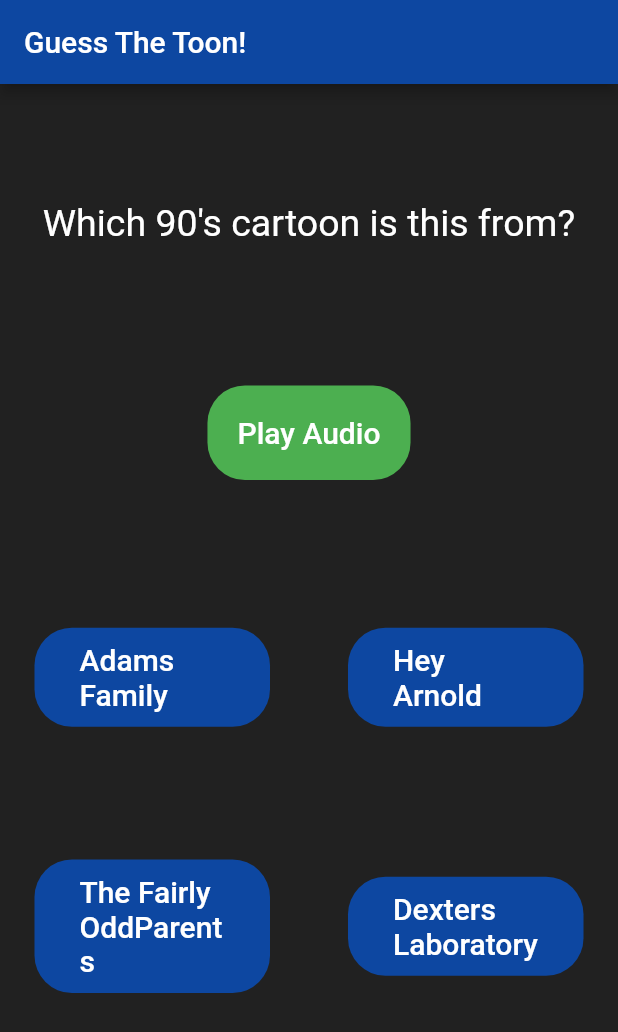
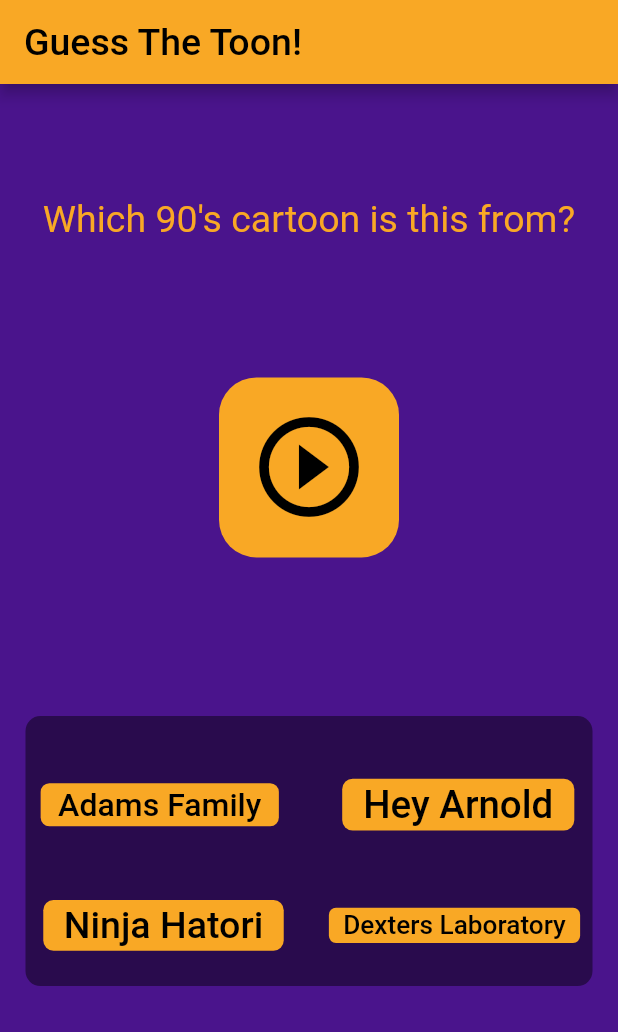
Before and after one commit to rheasharma22/guess_toon, a Flutter app: the screen it shows after launch, on a phone screen of 412 x 824 dp. Shown: the top 1032 px of the screen. Run offline on Flutter 3.47's test engine with Material 2 defaults, Android fonts, the phone set to English and light mode, and no system bars; our stand-ins replace audioplayers, flutter_phoenix, rflutter_alert; Roboto replaces fonts that are missing (Acme).

Commit message:
Updated UI and fixed bugs.

```diff
--- a/lib/main.dart
+++ b/lib/main.dart
@@ -3,7 +3,6 @@
 import 'package:audioplayers/audio_cache.dart';
 import 'package:flutter/painting.dart';
 import 'quizbrain.dart';
-import 'package:rflutter_alert/rflutter_alert.dart';
 import 'package:flutter_phoenix/flutter_phoenix.dart';
 
 QuizBrain quizBrain = QuizBrain();
@@ -20,10 +19,17 @@
         debugShowCheckedModeBanner: false,
         home: Scaffold(
           appBar: AppBar(
-            title: Text("Guess The Toon!"),
-            backgroundColor: Colors.blue[900],
+            title: Text(
+              "Guess The Toon!",
+              style: TextStyle(
+                fontFamily: 'Acme',
+                fontSize: 25.0,
+                color: Colors.black,
               ),
-          backgroundColor: Colors.grey[900],
+            ),
+            backgroundColor: Colors.yellow[800],
+          ),
+          backgroundColor: Colors.purple[900],
           body: SafeArea(
             child: Padding(
               padding: EdgeInsets.symmetric(horizontal: 2.0),
@@ -48,9 +54,10 @@
         scoreKeeper.add(
           Icon(
             Icons.check,
-            color: Colors.green,
+            color: Colors.yellow[800],
           ),
         );
+
         quizBrain.nextQuestion();
       } else {
         scoreKeeper.add(
@@ -72,6 +79,8 @@
   Container soundKey({Color color, String name}) {
     return Container(
       child: FlatButton(
+        splashColor: Colors.transparent,
+        highlightColor: Colors.transparent,
         child: Container(
           decoration: BoxDecoration(
             borderRadius: BorderRadius.circular(25.0),
@@ -79,9 +88,12 @@
           ),
           padding: EdgeInsets.all(20.0),
           margin: EdgeInsets.all(15.0),
-          child: Text(
-            "Play Audio",
-            style: TextStyle(fontSize: 20.0, color: Colors.white),
+          child: FittedBox(
+            child: Icon(
+              Icons.play_circle_outline,
+              color: Colors.black,
+              size: 80.0,
+            ),
           ),
         ),
         onPressed: () {
@@ -102,23 +114,35 @@
         Text(
           "Which 90's cartoon is this from?",
           style: TextStyle(
-            color: Colors.white,
+            color: Colors.yellow[800],
             fontSize: 25.0,
+            fontFamily: 'Acme',
           ),
         ),
-        soundKey(color: Colors.green, name: quizBrain.getQuestionText()),
-        Center(
-          child: Row(
+        soundKey(color: Colors.yellow[800], name: quizBrain.getQuestionText()),
+        Padding(
+          padding: const EdgeInsets.all(15.0),
+          child: Container(
+            decoration: BoxDecoration(
+              borderRadius: BorderRadius.circular(10.0),
+              color: Colors.black45,
+            ),
+            height: 180.0,
+            child: Column(
+              mainAxisAlignment: MainAxisAlignment.spaceEvenly,
+              crossAxisAlignment: CrossAxisAlignment.center,
+              children: <Widget>[
+                Row(
                   mainAxisAlignment: MainAxisAlignment.spaceEvenly,
                   crossAxisAlignment: CrossAxisAlignment.center,
                   children: <Widget>[
                     flex_button(0),
                     SizedBox(
-                width: 10.0,
+                      width: 20.0,
+                      height: 80.0,
                     ),
                     flex_button(1),
                   ],
-          ),
                 ),
                 Row(
                   mainAxisAlignment: MainAxisAlignment.spaceEvenly,
@@ -131,8 +155,15 @@
                     flex_button(3),
                   ],
                 ),
-        Row(
+              ],
+            ),
+          ),
+        ),
+        Padding(
+          padding: const EdgeInsets.symmetric(horizontal: 80.0),
+          child: Row(
             children: scoreKeeper,
+          ),
         ),
       ],
     );
@@ -140,11 +171,13 @@
 
   Flexible flex_button(int number) {
     return Flexible(
+      child: FittedBox(
         child: FlatButton(
           onPressed: () {
             String correctAns = quizBrain.getQuestionAnswers();
             if (correctAns == quizBrain.getOptions()[number]) {
               add_score(true);
+              quizBrain.isfinished(context);
             } else {
               add_score(false);
               quizBrain.isfinished(context);
@@ -153,17 +186,19 @@
           },
           child: Container(
             decoration: BoxDecoration(
-            borderRadius: BorderRadius.circular(25.0),
-            color: Colors.blue[900],
+              borderRadius: BorderRadius.circular(15.0),
+              color: Colors.yellow[800],
             ),
-          padding: EdgeInsets.symmetric(vertical: 10.0, horizontal: 30.0),
-          margin: EdgeInsets.all(5.0),
+            padding: EdgeInsets.symmetric(vertical: 5.0, horizontal: 30.0),
+            margin: EdgeInsets.all(10.0),
             child: Center(
               child: Text(
                 quizBrain.getOptions()[number].toString(),
                 style: TextStyle(
-                color: Colors.white,
-                fontSize: 20.0,
+                  color: Colors.black,
+                  fontSize: 55.0,
+                  fontFamily: 'Acme',
+                ),
               ),
             ),
           ),
--- a/lib/quizbrain.dart
+++ b/lib/quizbrain.dart
@@ -9,12 +9,7 @@
   List<Questions> _questionBank = [
     Questions(
         'adamsfamily',
-        [
-          'Adams Family',
-          'Hey Arnold',
-          'The Fairly OddParents',
-          'Dexters Laboratory'
-        ],
+        ['Adams Family', 'Hey Arnold', 'Ninja Hatori', 'Dexters Laboratory'],
         'Adams Family'),
     Questions(
         'dexter',
@@ -83,9 +78,9 @@
   _onAlertButtonsPressed(context) {
     Alert(
       style: AlertStyle(
-        backgroundColor: Colors.white30,
-        titleStyle: TextStyle(color: Colors.amber),
-        descStyle: TextStyle(color: Colors.lightGreen),
+        backgroundColor: Colors.purple[900],
+        titleStyle: TextStyle(color: Colors.yellow[800], fontFamily: 'Acme'),
+        descStyle: TextStyle(color: Colors.yellow[800], fontFamily: 'Acme'),
       ),
       context: context,
       type: AlertType.success,
@@ -93,11 +88,14 @@
       desc: "Thats Awesome",
       buttons: [
         DialogButton(
+          color: Colors.yellow[800],
           child: Text(
             "Play Again",
-            style: TextStyle(color: Colors.white, fontSize: 20),
+            style: TextStyle(
+                color: Colors.black, fontSize: 20, fontFamily: 'Acme'),
           ),
           onPressed: () {
+            reset();
             Phoenix.rebirth(context);
           },
           width: 120,
```
Also changed, not shown: pubspec.yaml (+9 -5 lines), 2 other files. Lines whose indentation alone changed are shown as unchanged.
